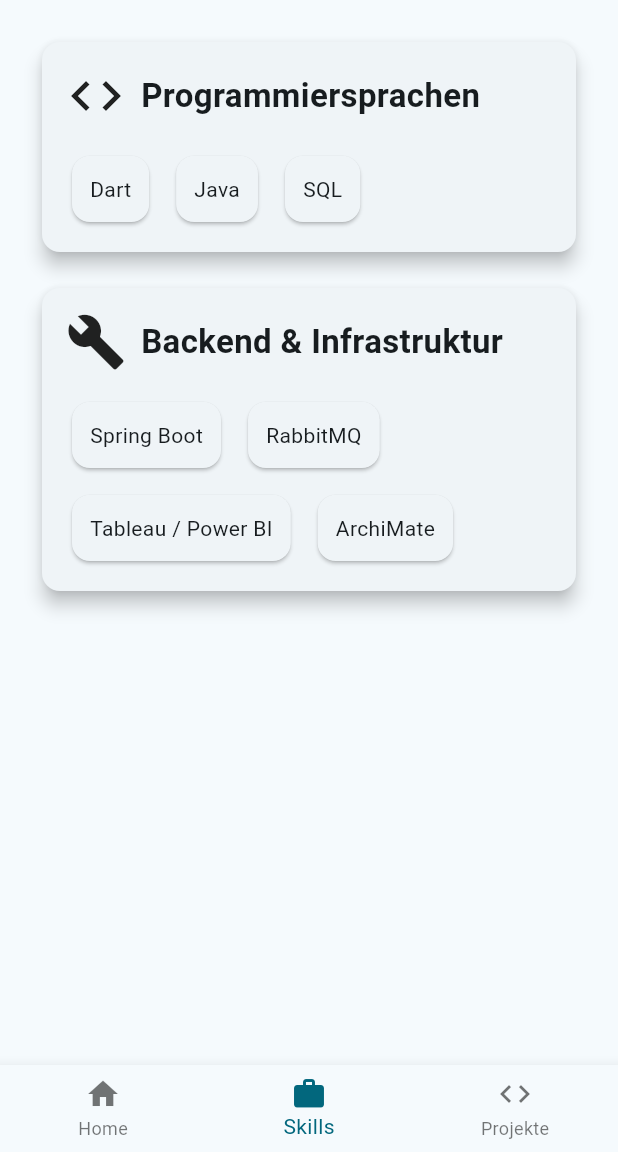
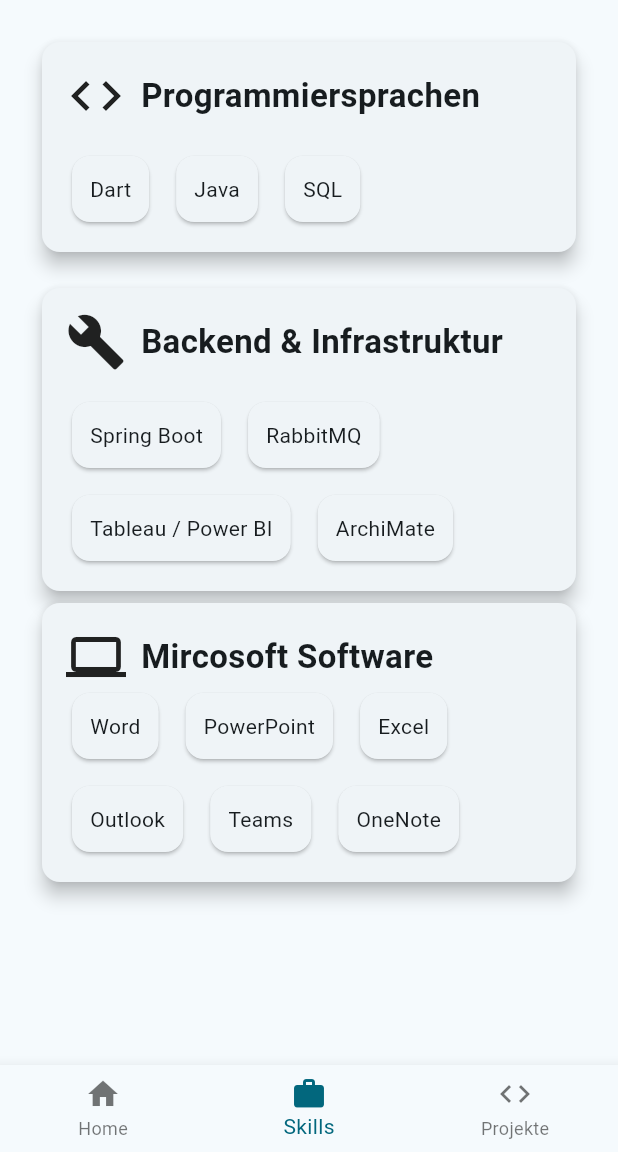
Before and after one commit to a-Bit-Of-Saida/Flutter_Einsteiger_Projekt, a Flutter app: the screen it shows after launch, item 2 of the bottom bar chosen, on a phone screen of 412 x 824 dp, the part 84-1236 px from its top. Run offline on Flutter 3.47's test engine with Material 3 defaults, Android fonts, the phone set to English and light mode, and no system bars.

Commit message:
02 Flutter Grundlagen: Added more categories for skills
Weitere Kategorien zu den Skills wurden hinzugefügt, sowie Skills innerhalb dieser Kategorien.

```diff
--- a/02 Flutter Grundlagen/visitenkarten_app/lib/main.dart
+++ b/02 Flutter Grundlagen/visitenkarten_app/lib/main.dart
@@ -236,6 +236,73 @@ class _MyHomePageState extends State<MyHomePage> {
               ),
             ),
           ),
+          Card(
+            elevation: 5,
+            child: Padding(
+              padding: const EdgeInsets.all(16),
+              child: Column(
+                crossAxisAlignment: CrossAxisAlignment.start,
+                children: const [
+                  Row(
+                    children: [
+                      Icon(Icons.computer, size: 40),
+                      SizedBox(width: 10),
+                      Text(
+                        'Mircosoft Software',
+                        style: TextStyle(
+                          fontSize: 22,
+                          fontWeight: FontWeight.bold,
+                        ),
+                      ),
+                    ],
+                  ),
+                  SizedBox(width: 10),
+                  Wrap(
+                    spacing: 10,
+                    runSpacing: 10,
+                    children: [
+                      Card(
+                        child: Padding(
+                          padding: EdgeInsets.all(12),
+                          child: Text('Word'),
+                        ),
+                      ),
+                      Card(
+                        child: Padding(
+                          padding: EdgeInsets.all(12),
+                          child: Text('PowerPoint'),
+                        ),
+                      ),
+                      Card(
+                        child: Padding(
+                          padding: EdgeInsets.all(12),
+                          child: Text('Excel'),
+                        ),
+                      ),
+                      Card(
+                        child: Padding(
+                          padding: EdgeInsets.all(12),
+                          child: Text('Outlook'),
+                        ),
+                      ),
+                      Card(
+                        child: Padding(
+                          padding: EdgeInsets.all(12),
+                          child: Text('Teams'),
+                        ),
+                      ),
+                      Card(
+                        child: Padding(
+                          padding: EdgeInsets.all(12),
+                          child: Text('OneNote'),
+                        ),
+                      ),
+                    ],
+                  ),
+                ],
+              ),
+            ),
+          ),
         ],
       ),
     );
```
